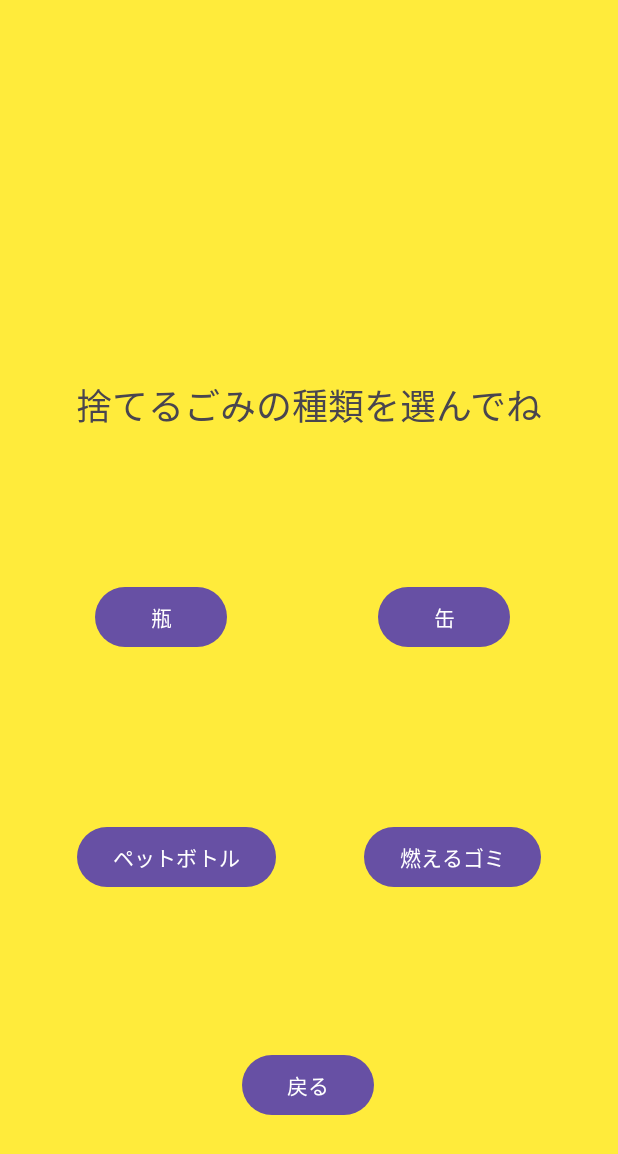
After one commit to NIT-Maizuru-Programmers-Community/Noverflow_procon35, an Android app: the SecondActivity screen opened directly, with no data from a screen before it, on a phone screen of 412 x 824 dp. The commit adds this screen. Shown: the top 1154 px of the screen. Run offline under Robolectric (Android 15) with nearby library versions, the phone set to English and light mode, and no system bars.

Commit message:
ごみの種類選択

```diff
--- /dev/null
+++ b/app/src/main/java/com/maizuruProcon/Noverflow/SecondActivity.kt
@@ -0,0 +1,18 @@
+package com.maizuruProcon.Noverflow
+import androidx.appcompat.app.AppCompatActivity
+import android.os.Bundle
+import android.widget.Button
+class SecondActivity : AppCompatActivity() {
+    override fun onCreate(savedInstanceState:Bundle?){
+        super.onCreate(savedInstanceState)
+        setContentView(R.layout.activity_second)
+
+
+        val btnBack :Button = findViewById(R.id.btnBack)
+        //3)戻るボタン(アクティビティの終了)
+        btnBack.setOnClickListener{
+            finish()
+        }
+
+    }
+}
--- a/app/src/main/res/layout/activity_main.xml
+++ b/app/src/main/res/layout/activity_main.xml
@@ -10,7 +10,7 @@
 
 
     <Button
-        android:id="@+id/button1"
+        android:id="@+id/btnStart"
         android:layout_width="300dp"
         android:layout_height="150dp"
         android:layout_marginBottom="100dp"
--- /dev/null
+++ b/app/src/main/res/layout/activity_second.xml
@@ -0,0 +1,90 @@
+<?xml version="1.0" encoding="utf-8"?>
+<androidx.constraintlayout.widget.ConstraintLayout xmlns:android="http://schemas.android.com/apk/res/android"
+    xmlns:app="http://schemas.android.com/apk/res-auto"
+    xmlns:tools="http://schemas.android.com/tools"
+    android:layout_width="match_parent"
+    android:layout_height="match_parent"
+    android:background="#FFEB3B">
+
+    <TextView
+        android:id="@+id/textView"
+        android:layout_width="wrap_content"
+        android:layout_height="wrap_content"
+        android:text="捨てるごみの種類を選んでね"
+        android:textSize="24sp"
+        app:layout_constraintBottom_toBottomOf="parent"
+        app:layout_constraintEnd_toEndOf="parent"
+
+
+        app:layout_constraintStart_toStartOf="parent"
+        app:layout_constraintTop_toTopOf="parent"
+        app:layout_constraintVertical_bias="0.32" />
+
+    <Button
+        android:id="@+id/btnBack"
+        android:layout_width="wrap_content"
+        android:layout_height="wrap_content"
+        android:text="戻る"
+        app:layout_constraintBottom_toBottomOf="parent"
+        app:layout_constraintEnd_toEndOf="parent"
+        app:layout_constraintHorizontal_bias="0.498"
+        app:layout_constraintStart_toStartOf="parent"
+        app:layout_constraintTop_toTopOf="parent"
+        app:layout_constraintVertical_bias="0.901" />
+
+    <Button
+        android:id="@+id/button2"
+        android:layout_width="wrap_content"
+        android:layout_height="wrap_content"
+        android:text="瓶"
+        app:layout_constraintBottom_toBottomOf="parent"
+        app:layout_constraintEnd_toEndOf="parent"
+        app:layout_constraintHorizontal_bias="0.196"
+        app:layout_constraintStart_toStartOf="parent"
+        app:layout_constraintTop_toTopOf="parent"
+        app:layout_constraintVertical_bias="0.499" />
+
+    <Button
+        android:id="@+id/button3"
+        android:layout_width="wrap_content"
+        android:layout_height="wrap_content"
+        android:text="缶"
+
+        app:layout_constraintBottom_toBottomOf="parent"
+        app:layout_constraintEnd_toEndOf="parent"
+        app:layout_constraintHorizontal_bias="0.778"
+        app:layout_constraintStart_toStartOf="parent"
+        app:layout_constraintTop_toTopOf="parent"
+        app:layout_constraintVertical_bias="0.499"
+        />
+
+    <Button
+        android:id="@+id/button4"
+        android:layout_width="wrap_content"
+        android:layout_height="wrap_content"
+        android:layout_marginEnd="228dp"
+        android:text="ペットボトル"
+        app:layout_constraintBottom_toBottomOf="parent"
+        app:layout_constraintEnd_toEndOf="parent"
+        app:layout_constraintTop_toTopOf="parent"
+        app:layout_constraintVertical_bias="0.705" />
+
+    <Button
+        android:id="@+id/button"
+        android:layout_width="wrap_content"
+        android:layout_height="wrap_content"
+        android:text="燃えるゴミ"
+        app:layout_constraintBottom_toBottomOf="parent"
+        app:layout_constraintEnd_toEndOf="parent"
+        app:layout_constraintHorizontal_bias="0.788"
+        app:layout_constraintStart_toStartOf="@+id/button4"
+        app:layout_constraintTop_toTopOf="parent"
+        app:layout_constraintVertical_bias="0.705" />
+
+    <androidx.constraintlayout.widget.Guideline
+        android:id="@+id/guideline"
+        android:layout_width="wrap_content"
+        android:layout_height="wrap_content"
+        android:orientation="vertical"
+        app:layout_constraintGuide_begin="20dp" />
+</androidx.constraintlayout.widget.ConstraintLayout>
--- a/app/src/main/res/values/colors.xml
+++ b/app/src/main/res/values/colors.xml
@@ -2,4 +2,8 @@
 <resources>
     <color name="black">#FF000000</color>
     <color name="white">#FFFFFFFF</color>
+    <color name="light_blue_50">#FFE1F5FE</color>
+    <color name="light_blue_200">#FF81D4FA</color>
+    <color name="light_blue_600">#FF039BE5</color>
+    <color name="light_blue_900">#FF01579B</color>
 </resources>
--- a/app/src/main/res/values/strings.xml
+++ b/app/src/main/res/values/strings.xml
@@ -2,5 +2,9 @@
     <string name="app_name">Noverflow</string>
     <string name="test">kodera</string>
     <string name="asdf">kodera</string>
+    <string name="title_activity_second">SecondActivity</string>
+    <string name="appwidget_text">EXAMPLE</string>
+    <string name="add_widget">Add widget</string>
+    <string name="app_widget_description">This is an app widget description</string>
 
 </resources>
```
Also changed, not shown: app/build.gradle.kts (+28 -0 lines), app/src/main/AndroidManifest.xml (+11 -1 lines), app/src/main/java/com/maizuruProcon/Noverflow/MainActivity.kt (+12 -0 lines), app/src/main/res/values/themes.xml (+15 -0 lines), gradle/libs.versions.toml (+13 -0 lines).
